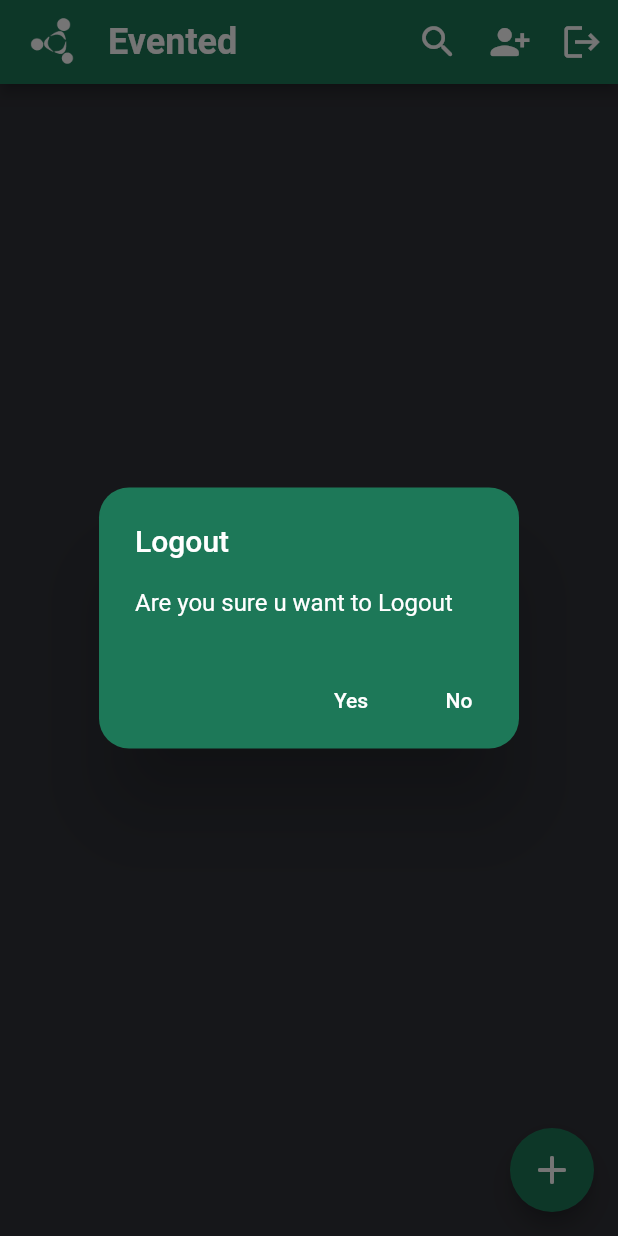
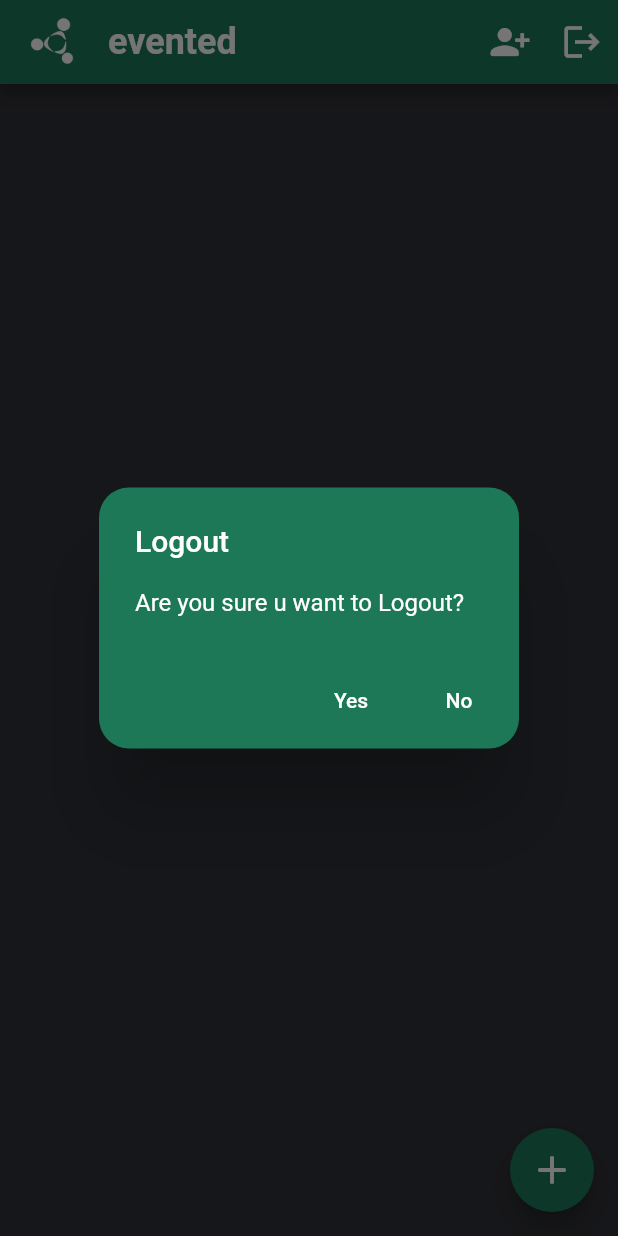
Before and after one commit to Maretius/evented, a Flutter app: the Evented screen opened directly, after a tap on the "logout" icon, on a phone screen of 412 x 824 dp. Run offline on Flutter 3.47's test engine with Material 2 defaults, Android fonts, the phone set to English and light mode, and no system bars; our stand-ins replace cloud_firestore, datetime_picker_formfield, firebase_auth, firebase_core, firebase_messaging, google_sign_in and 1 more; accounts and stored records are empty; Roboto replaces fonts that are missing (Arial).

Commit message:
main.dart fresh live reload Events

```diff
--- a/lib/database.dart
+++ b/lib/database.dart
@@ -209,6 +209,10 @@ class DatabaseService {
     return events.doc(eventID).snapshots();
   }
 
+  Stream getUserInfos() {
+    return users.doc(userID).snapshots();
+  }
+
   Future<Map<String, String>> addFriend(String userFriendToken, List<String> userFriendIDs) async {
     String userFriendName;
     var result = await users.where("userToken", isEqualTo: userFriendToken).limit(1).get();
--- a/lib/main.dart
+++ b/lib/main.dart
@@ -1,5 +1,4 @@
 import 'dart:async';
-
 import 'package:firebase_core/firebase_core.dart';
 import 'package:flutter/material.dart';
 import 'constants.dart';
@@ -17,8 +16,6 @@ void main() {
 }
 
 class Evented extends StatefulWidget {
-
-
   @override
   _EventedState createState() => _EventedState();
 }
@@ -34,12 +31,6 @@ class _EventedState extends State<Evented> {
     print(localUserID);
     database = DatabaseService(localUserID);
     databaseUser = await database.getUserData();
-  }
-
-  @override
-  void didChangeDependencies() {
-    super.didChangeDependencies();
-    setState(() {});
   }
 
   @override
@@ -106,7 +97,7 @@ class _EventedState extends State<Evented> {
             ],
           ),
           title: Text(
-            "Evented",
+            "evented",
             style: TextStyle(
               fontSize: 24.0,
               fontWeight: FontWeight.w600,
@@ -114,16 +105,16 @@ class _EventedState extends State<Evented> {
             ),
           ),
           actions: <Widget>[
-            IconButton(
-              icon: Icon(
-                Icons.search_rounded,
-                size: 28.0,
-              ),
-              onPressed: () {
-/*                Navigator.push(context,
-                    MaterialPageRoute(builder: (context) => GoogleLogin()));*/
-              },
-            ),
+//             IconButton(
+//               icon: Icon(
+//                 Icons.search_rounded,
+//                 size: 28.0,
+//               ),
+//               onPressed: () {
+// /*                Navigator.push(context,
+//                     MaterialPageRoute(builder: (context) => GoogleLogin()));*/
+//               },
+//             ),
             IconButton(
               icon: Icon(
                 Icons.person_add_alt_1_rounded,
@@ -148,7 +139,7 @@ class _EventedState extends State<Evented> {
                         borderRadius: BorderRadiusDirectional.vertical(top: Radius.circular(20.0), bottom: Radius.circular(20.0)),
                       ),
                       title: isLoggedIn ? Text('Logout', style: TextStyle(color: Colors.white)) : Text('Login', style: TextStyle(color: Colors.white)),
-                        content: isLoggedIn ? Text('Are you sure u want to Logout', style: TextStyle(color: Colors.white)) : Text('Are you sure u want to Login', style: TextStyle(color: Colors.white)),
+                      content: isLoggedIn ? Text('Are you sure u want to Logout?', style: TextStyle(color: Colors.white)) : Text('Are you sure u want to Login?', style: TextStyle(color: Colors.white)),
                       actions: <Widget>[
                         TextButton(
                           child: Text(
@@ -178,43 +169,38 @@ class _EventedState extends State<Evented> {
           ],
           backgroundColor: kPrimaryColor,
         ),
-        body: SizedBox(
-          height: 800.0,
-          child: FutureBuilder(
+        body: FutureBuilder(
             // Wait until [connectToFirebase] returns stream
             future: connectToFirebase(),
             builder: (BuildContext context, AsyncSnapshot<void> snapshot) {
               if (snapshot.connectionState == ConnectionState.waiting) {
                 return Center(child: CircularProgressIndicator());
               } else {
-                  print("Diese2: " + databaseUser.userEvents.toString());
-                  return SizedBox(
-                    height: 200.0,
-                    child: ListView.builder(
+                return StreamBuilder<DocumentSnapshot>(
+                    stream: database.getUserInfos(),
+                    builder: (BuildContext context, AsyncSnapshot<DocumentSnapshot> snapshot) {
+                      if (snapshot.connectionState == ConnectionState.waiting) {
+                        return Center(child: CircularProgressIndicator());
+                      } else {
+                        var userDocument = snapshot.data;
+                        List<dynamic> userEvents = userDocument["userEvents"];
+
+                        return ListView.builder(
                           shrinkWrap: true,
                           scrollDirection: Axis.vertical,
-                        itemCount: databaseUser.userEvents.length,
+                          itemCount: userEvents.length,
                           itemBuilder: (context, i) {
-                          String eventID = databaseUser.userEvents[i];
+                            String eventID = userEvents[i];
                             return StreamBuilder<DocumentSnapshot>(
                               stream: database.getEvents(eventID),
                               builder: (BuildContext context, AsyncSnapshot<DocumentSnapshot> snapshot) {
                                 if (!snapshot.hasData) {
                                   return Center(child: CircularProgressIndicator());
                                 } else {
-                                // resolve stream... Stream<DocumentSnapshot> -> DocumentSnapshot -> Map<String, bool>
-                                Map<String, dynamic> items = snapshot.data.data();
-                                var userDocument = snapshot.data;
+                                  var userEventDocument = snapshot.data;
                                   //userDocument["eventName"]
-                                return SizedBox(
-                                  height: 85,
-                                  child: ListView.builder(
-                                      shrinkWrap: true,
-                                      scrollDirection: Axis.vertical,
-                                      itemCount: 1,
-                                      itemBuilder: (context, i) {
-                                        Map<String, dynamic> eventStatus = userDocument["eventStatus"];
-                                        Map<String, dynamic> eventUsers = userDocument["eventUsers"];
+                                  Map<String, dynamic> eventStatus = userEventDocument["eventStatus"];
+                                  Map<String, dynamic> eventUsers = userEventDocument["eventUsers"];
 
                                   List<String> eventInvitedUsers = [];
                                   eventUsers.forEach((key, value) {
@@ -237,11 +223,11 @@ class _EventedState extends State<Evented> {
                                     }
                                   }
 
-                                        var datetime = userDocument["eventDateTime"].toDate();
+                                  var datetime = userEventDocument["eventDateTime"].toDate();
                                   return SingleEvent(
-                                          userDocument["eventIcon"],
-                                          userDocument["eventName"],
-                                          userDocument["eventDetails"],
+                                    userEventDocument["eventIcon"],
+                                    userEventDocument["eventName"],
+                                    userEventDocument["eventDetails"],
                                     datetime,
                                     localUserID,
                                     localUserStatus,
@@ -249,20 +235,19 @@ class _EventedState extends State<Evented> {
                                     databaseUser.userFriends,
                                     eventUsers,
                                     eventStatus,
-                                          userDocument["eventTasksUser"],
+                                    userEventDocument["eventTasksUser"],
                                     eventID,
                                     database,
-                                        );
-                                      }),
                                   );
                                 }
                               },
                             );
-                        }),
+                          },
                         );
                       }
+                    });
+              }
             }),
-        ),
         backgroundColor: kPrimaryBackgroundColor,
         floatingActionButton: FloatingActionButton(
           onPressed: () {
@@ -291,7 +276,8 @@ class SingleEvent extends StatelessWidget {
   final Map eventTasksUser;
   final String eventID;
   final DatabaseService database;
-  const SingleEvent(this.eventIcon, this.eventTitle, this.eventDetails, this.eventDateTime, this.localUserID, this.eventUserStatus, this.localUserIsAdmin, this.userFriends, this.eventUsers, this.eventStatus, this.eventTasksUser, this.eventID, this.database);
+  const SingleEvent(this.eventIcon, this.eventTitle, this.eventDetails, this.eventDateTime, this.localUserID, this.eventUserStatus, this.localUserIsAdmin, this.userFriends, this.eventUsers, this.eventStatus,
+      this.eventTasksUser, this.eventID, this.database);
 
   @override
   Widget build(BuildContext context) {
@@ -369,7 +355,10 @@ class SingleEvent extends StatelessWidget {
               },
             );
           } else {
-            Navigator.push(context, MaterialPageRoute(builder: (context) => Event(eventIcon, eventTitle, eventDetails, eventDateTime, localUserID, eventUserStatus, localUserIsAdmin, userFriends, eventUsers, eventStatus, eventTasksUser, eventID)));
+            Navigator.push(
+                context,
+                MaterialPageRoute(
+                    builder: (context) => Event(eventIcon, eventTitle, eventDetails, eventDateTime, localUserID, eventUserStatus, localUserIsAdmin, userFriends, eventUsers, eventStatus, eventTasksUser, eventID)));
           }
         },
       ),
```
Also changed, not shown: lib/event.dart (+2 -6 lines). Lines whose indentation alone changed are shown as unchanged.
